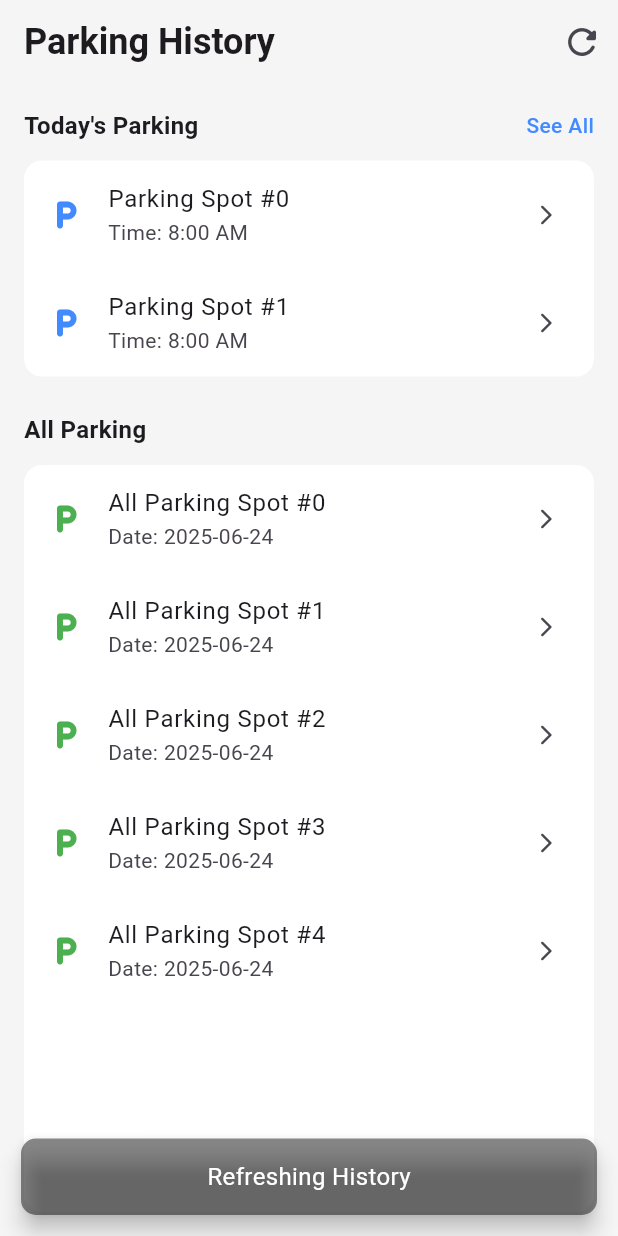
After one commit to ksandeleon/where-did-i-park, a Flutter app: the HistoryScreen screen opened directly, after a tap on the "refresh" icon, on a phone screen of 412 x 824 dp. The commit adds this screen. Run offline on Flutter 3.47's test engine with Material 3 defaults, Android fonts, the light colour scheme and no system bars; our stand-ins replace carousel_slider, cloud_firestore, firebase_core, geolocator, google_maps_flutter, image_picker and 1 more; accounts and stored records are empty.

Commit message:
add ui parking history

```diff
--- a/lib/home/screens/home_root.dart
+++ b/lib/home/screens/home_root.dart
@@ -1,4 +1,5 @@
 import 'package:flutter/material.dart';
+import 'package:where_did_i_park/park-history/screens/history_screen.dart';
 import 'package:where_did_i_park/save-park/screens/save_park_root.dart';
 
 class HomeRoot extends StatefulWidget {
@@ -13,7 +14,7 @@ class _HomeRootState extends State<HomeRoot> {
 
   final List<Widget> _screens = [
     const SaveParkRoot(),
-    const SaveParkRoot(),
+    const HistoryScreen(),
     const SaveParkRoot(),
   ];
 
@@ -29,7 +30,7 @@ class _HomeRootState extends State<HomeRoot> {
     return Scaffold(
       body: _screens[_currentIndex],
       bottomNavigationBar: Container(
-        padding: const EdgeInsets.only(top: 8,bottom: 24),
+        padding: const EdgeInsets.only(top: 8, bottom: 24),
         decoration: const BoxDecoration(
           color: Colors.white,
           boxShadow: [
--- /dev/null
+++ b/lib/park-history/screens/history_screen.dart
@@ -0,0 +1,149 @@
+import 'package:flutter/material.dart';
+
+class HistoryScreen extends StatefulWidget {
+  const HistoryScreen({super.key});
+
+  @override
+  State<HistoryScreen> createState() => _HistoryScreenState();
+}
+
+class _HistoryScreenState extends State<HistoryScreen> {
+  void showCustomSnackbar(BuildContext context, String message) {
+    ScaffoldMessenger.of(context).showSnackBar(
+      SnackBar(
+        content: Center(
+          child: Text(
+            message,
+            style: const TextStyle(fontSize: 16, color: Colors.white),
+          ),
+        ),
+        backgroundColor: Colors.black45,
+        behavior: SnackBarBehavior.floating,
+        shape: RoundedRectangleBorder(borderRadius: BorderRadius.circular(10)),
+        margin: const EdgeInsets.symmetric(horizontal: 14, vertical: 14),
+        padding: const EdgeInsets.only(bottom: 14, top: 14),
+        duration: const Duration(seconds:1),
+      ),
+    );
+  }
+
+  @override
+  Widget build(BuildContext context) {
+    return Scaffold(
+      backgroundColor: Colors.grey[100],
+      appBar: AppBar(
+        backgroundColor: Colors.grey[100],
+        elevation: 0,
+        automaticallyImplyLeading: false,
+        title: Text(
+          "Parking History",
+          style: TextStyle(fontWeight: FontWeight.bold, fontSize: 24),
+        ),
+        actions: [
+          IconButton(
+            icon: const Icon(Icons.refresh_rounded, size: 28),
+            onPressed: () {
+              showCustomSnackbar(context, "Refreshing History");
+            },
+          ),
+        ],
+      ),
+
+      body: SafeArea(
+        child: Padding(
+          padding: const EdgeInsets.all(16.0),
+          child: Column(
+            crossAxisAlignment: CrossAxisAlignment.start,
+            children: [
+              // Title Row
+              Row(
+                mainAxisAlignment: MainAxisAlignment.spaceBetween,
+                children: [
+                  Text(
+                    "Today's Parking",
+                    style: const TextStyle(
+                      fontWeight: FontWeight.bold,
+                      fontSize: 16,
+                    ),
+                  ),
+                  Text(
+                    "See All",
+                    style: TextStyle(
+                      fontSize: 14,
+                      color: Colors.blueAccent,
+                      fontWeight: FontWeight.w500,
+                    ),
+                  ),
+                ],
+              ),
+              const SizedBox(height: 12),
+
+              // Placeholder for today's parking list
+              Container(
+                decoration: BoxDecoration(
+                  color: Colors.white,
+                  borderRadius: BorderRadius.circular(12),
+                ),
+                child: ListView.builder(
+                  shrinkWrap: true,
+                  physics: NeverScrollableScrollPhysics(),
+                  itemCount: 2, // replace with your actual data count
+                  itemBuilder: (context, index) {
+                    return ListTile(
+                      leading: Icon(
+                        Icons.local_parking_rounded,
+                        color: Colors.blueAccent,
+                      ),
+                      title: Text("Parking Spot #$index"),
+                      subtitle: Text("Time: 8:00 AM"),
+                      trailing: Icon(Icons.arrow_forward_ios_rounded, size: 16),
+                    );
+                  },
+                ),
+              ),
+
+              const SizedBox(height: 24),
+
+              // All Parking Title
+              Text(
+                "All Parking",
+                style: const TextStyle(
+                  fontWeight: FontWeight.bold,
+                  fontSize: 16,
+                ),
+              ),
+              const SizedBox(height: 12),
+
+              // Placeholder for all parking list
+              Expanded(
+                child: Container(
+                  decoration: BoxDecoration(
+                    color: Colors.white,
+                    borderRadius: BorderRadius.circular(12),
+                  ),
+                  child: ListView.builder(
+                    itemCount: 5, // replace with your actual data count
+                    itemBuilder: (context, index) {
+                      return ListTile(
+                        leading: Icon(
+                          Icons.local_parking_rounded,
+                          color: Colors.green,
+                        ),
+                        title: Text("All Parking Spot #$index"),
+                        subtitle: Text("Date: 2025-06-24"),
+                        trailing: Icon(
+                          Icons.arrow_forward_ios_rounded,
+                          size: 16,
+                        ),
+                      );
+                    },
+                  ),
+                ),
+              ),
+            ],
+          ),
+        ),
+      ),
+    );
+  }
+}
--- a/lib/save-park/screens/parking_form.dart
+++ b/lib/save-park/screens/parking_form.dart
@@ -5,6 +5,7 @@ import 'package:google_maps_flutter/google_maps_flutter.dart';
 import 'package:where_did_i_park/save-park/components/fetch_my_current_loc.dart';
 import 'package:where_did_i_park/save-park/services/camera_service.dart';
 import 'package:where_did_i_park/save-park/services/location_service.dart';
+import 'package:where_did_i_park/save-park/services/user_service.dart';
 
 class ParkingForm extends StatefulWidget {
   const ParkingForm({super.key});
@@ -160,6 +161,8 @@ class _ParkingFormState extends State<ParkingForm> {
       selectedMarker.position.longitude,
     );
 
+    final userId = await getOrCreateUserId();
+
     try {
       await FirebaseFirestore.instance.collection('GoParking').add({
         'note': note,
@@ -167,6 +170,7 @@ class _ParkingFormState extends State<ParkingForm> {
         'timer': selectedTime,
         'imagePath': imagePath,
         'location': location,
+        'userId': userId,
       });
 
       showCustomSnackbar(context, "Parking Spot Saved Succesfully!");
--- /dev/null
+++ b/lib/save-park/services/user_service.dart
@@ -0,0 +1,14 @@
+import 'package:uuid/uuid.dart';
+import 'package:shared_preferences/shared_preferences.dart';
+
+Future<String> getOrCreateUserId() async {
+  final prefs = await SharedPreferences.getInstance();
+  String? userId = prefs.getString('userId');
+
+  if (userId == null) {
+    userId = const Uuid().v4();
+    await prefs.setString('userId', userId);
+  }
+
+  return userId;
+}
```
